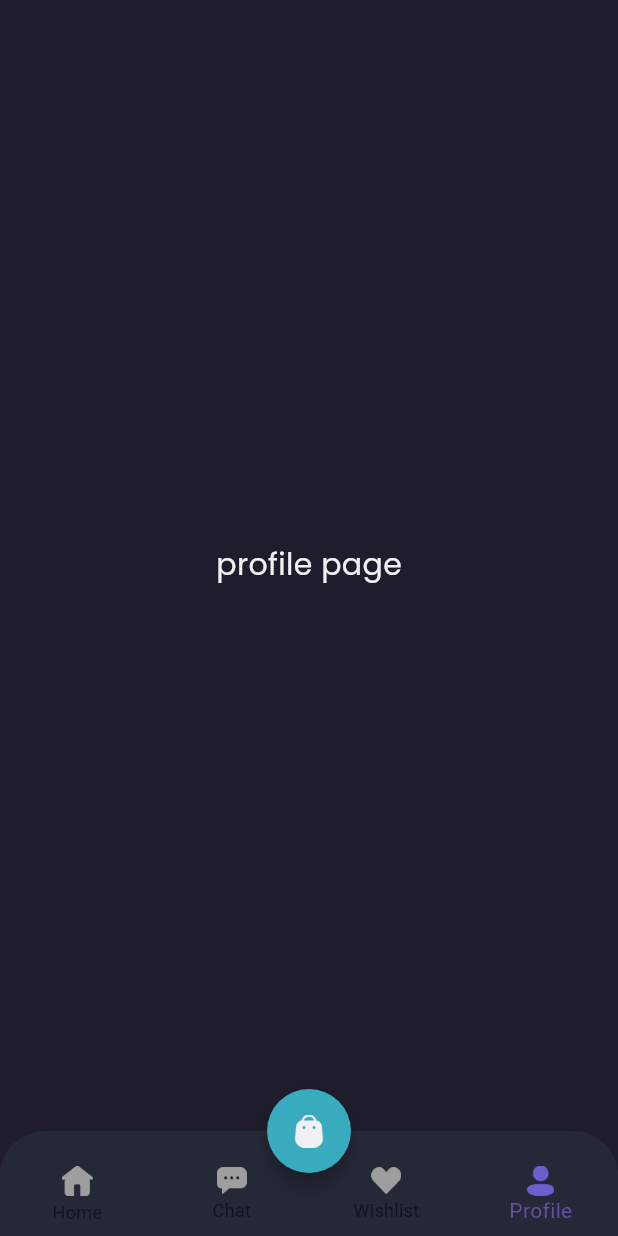
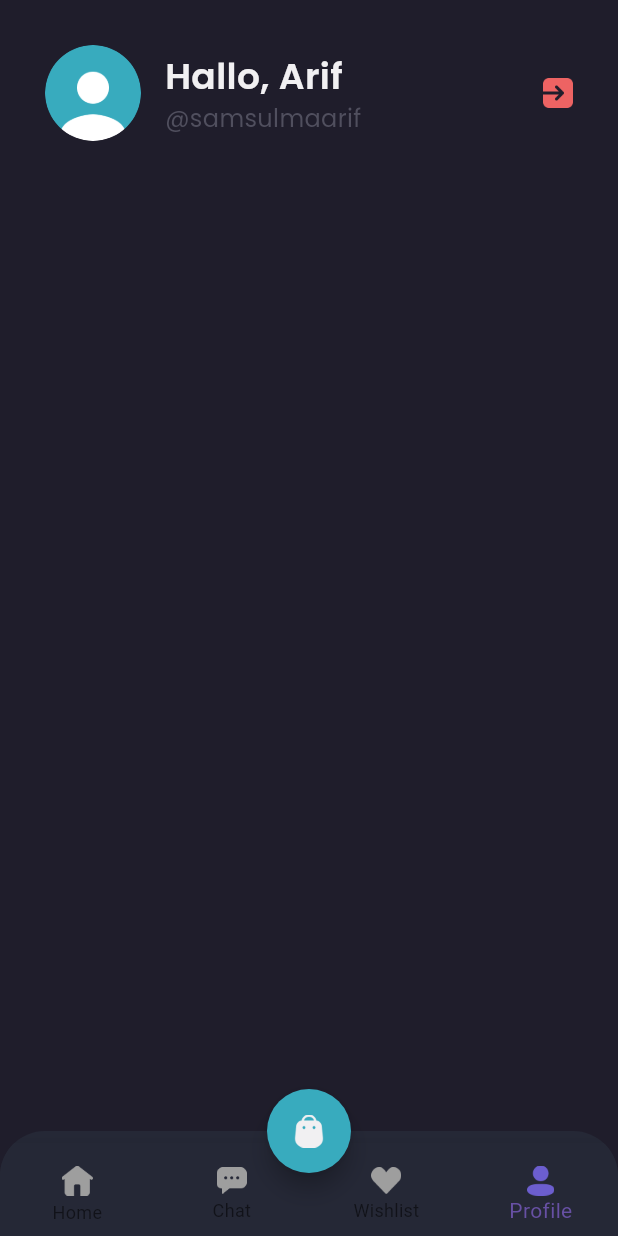
Before and after one commit to Samsulmaarif01/Shamo-Flutter-App, a Flutter app: the MainPage screen opened by its route, item 4 of the bottom bar chosen, on a phone screen of 412 x 824 dp. Run offline on Flutter 3.47's test engine with Material 3 defaults, Android fonts, the phone set to English and light mode, and no system bars; our stand-ins replace google_fonts.

Commit message:
add(profile_page.dart): AppBar Profile

```diff
--- a/lib/pages/home/profile_page.dart
+++ b/lib/pages/home/profile_page.dart
@@ -1,12 +1,65 @@
+
 import 'package:flutter/material.dart';
 import 'package:shamo/theme.dart';
+
 class ProfilePage extends StatelessWidget {
+
   const ProfilePage({super.key});
 
   @override
   Widget build(BuildContext context) {
-    return Center(
-      child: Text('profile page', style: primaryTextStyle.copyWith(fontSize: 20),),
+    Widget header() {
+      return AppBar(
+        backgroundColor: backgroundColor1,
+        automaticallyImplyLeading: false,
+        elevation: 0,
+        flexibleSpace: SafeArea(
+
+          child: Container(
+            padding: const EdgeInsets.all(defaultMargin),
+            child: Row(
+              children: [
+                ClipOval(
+                  child: Image.asset(
+                    'assets/Group 1347.png',
+                    width: 64,
+                  ),
+                ),
+                const SizedBox(
+                  width: 16,
+                ),
+                Expanded(
+                  child: Column(
+                    crossAxisAlignment: CrossAxisAlignment.start,
+                    children: [
+                      Text(
+                        'Hallo, Arif',
+                        style: primaryTextStyle.copyWith(
+                          fontSize: 24,
+                          fontWeight: semiBold,
+                        ),
+                      ),
+                      Text(
+                        '@samsulmaarif',
+                        style: subtitleTextStyle.copyWith(
+                          fontSize: 16,
+                        ),
+                      ),
+                    ],
+                  ),
+                ),
+                Image.asset('assets/Exit Button.png', width: 20,)
+              ],
+            ),
+          ),
+        ),
+      );
+    }
+
+    return Column(
+      children: [
+        header(),
+      ],
     );
   }
 }
```
